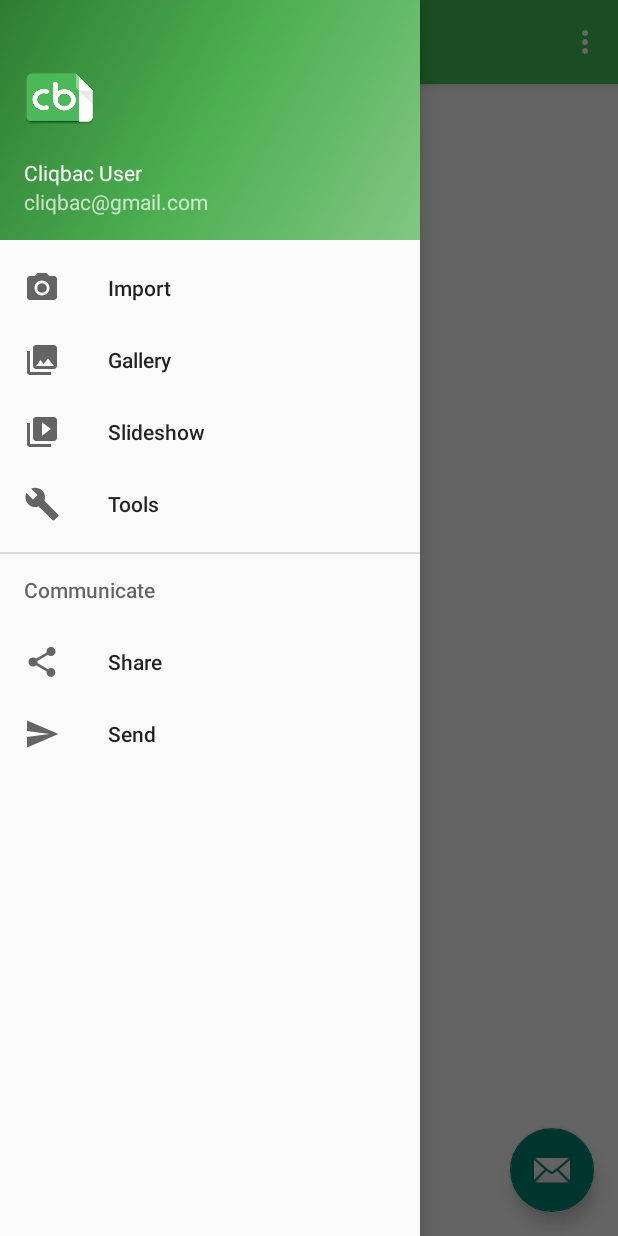
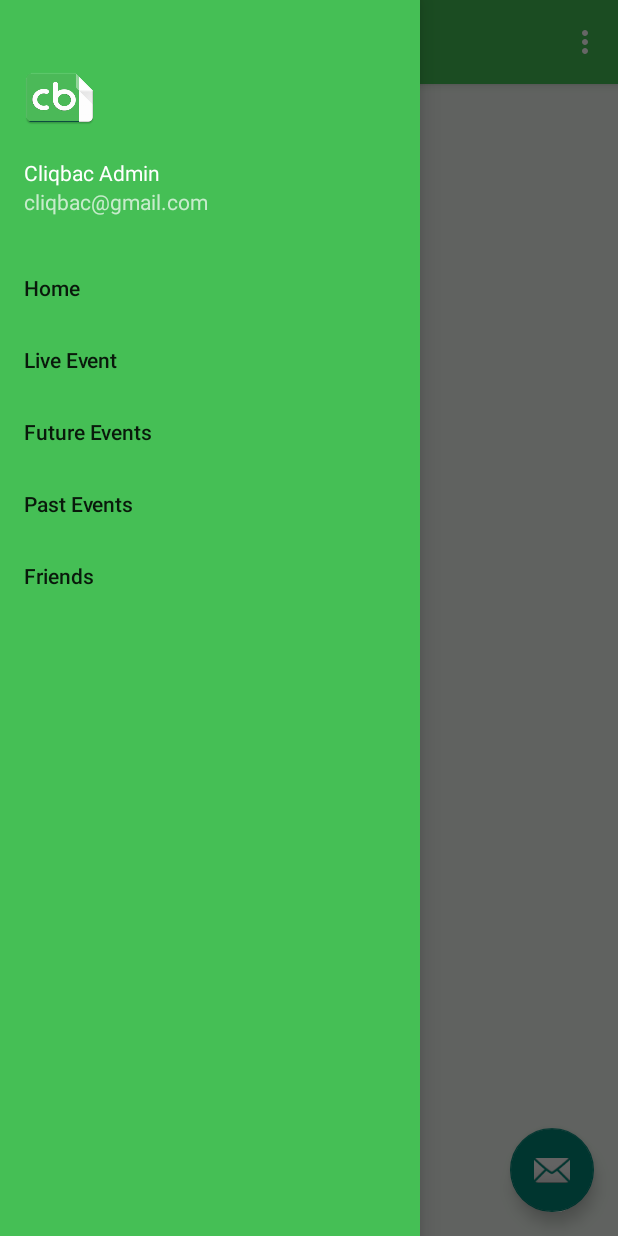
Before and after one commit to ChetMokh/Cliqbac, an Android app: the NavigationActivity screen opened directly, with no data from a screen before it, with the side drawer open, on a phone screen of 412 x 824 dp. Run offline under Robolectric (Android 15) with nearby library versions, the phone set to English and light mode, and no system bars.

Commit message:
navbar added FOR REAL

```diff
--- a/app/src/main/java/co/thepartyon/cliqbac/MainActivity.java
+++ b/app/src/main/java/co/thepartyon/cliqbac/MainActivity.java
@@ -2,13 +2,11 @@ package co.thepartyon.cliqbac;
 
 import android.content.Intent;
 import android.os.Bundle;
-import android.support.design.widget.FloatingActionButton;
-import android.support.design.widget.Snackbar;
 import android.support.v7.app.AppCompatActivity;
 import android.support.v7.widget.Toolbar;
-import android.view.View;
 import android.view.Menu;
 import android.view.MenuItem;
+import android.view.View;
 import android.widget.Button;
 import android.widget.ImageButton;
 
@@ -61,6 +59,8 @@ public class MainActivity extends AppCompatActivity implements View.OnClickListe
 
         //noinspection SimplifiableIfStatement
         if (id == R.id.action_settings) {
+            Intent i = new Intent(this, NavigationActivity.class);
+            startActivity(i);
             return true;
         }
 
--- a/app/src/main/java/co/thepartyon/cliqbac/NavigationActivity.java
+++ b/app/src/main/java/co/thepartyon/cliqbac/NavigationActivity.java
@@ -1,9 +1,6 @@
 package co.thepartyon.cliqbac;
 
 import android.os.Bundle;
-import android.support.design.widget.FloatingActionButton;
-import android.support.design.widget.Snackbar;
-import android.view.View;
 import android.support.design.widget.NavigationView;
 import android.support.v4.view.GravityCompat;
 import android.support.v4.widget.DrawerLayout;
@@ -23,14 +20,14 @@ public class NavigationActivity extends AppCompatActivity
         Toolbar toolbar = (Toolbar) findViewById(R.id.toolbar);
         setSupportActionBar(toolbar);
 
-        FloatingActionButton fab = (FloatingActionButton) findViewById(R.id.fab);
+        /*FloatingActionButton fab = (FloatingActionButton) findViewById(R.id.fab);
         fab.setOnClickListener(new View.OnClickListener() {
             @Override
             public void onClick(View view) {
                 Snackbar.make(view, "Replace with your own action", Snackbar.LENGTH_LONG)
                         .setAction("Action", null).show();
             }
-        });
+        });*/
 
         DrawerLayout drawer = (DrawerLayout) findViewById(R.id.drawer_layout);
         ActionBarDrawerToggle toggle = new ActionBarDrawerToggle(
@@ -80,19 +77,19 @@ public class NavigationActivity extends AppCompatActivity
         // Handle navigation view item clicks here.
         int id = item.getItemId();
 
-        if (id == R.id.nav_camera) {
+        if (id == R.id.home) {
             // Handle the camera action
-        } else if (id == R.id.nav_gallery) {
+        } else if (id == R.id.live) {
 
-        } else if (id == R.id.nav_slideshow) {
+        } else if (id == R.id.future) {
 
-        } else if (id == R.id.nav_manage) {
+        } else if (id == R.id.past) {
 
-        } else if (id == R.id.nav_share) {
+        } /*else if (id == R.id.nav_share) {
 
         } else if (id == R.id.nav_send) {
 
-        }
+        }*/
 
         DrawerLayout drawer = (DrawerLayout) findViewById(R.id.drawer_layout);
         drawer.closeDrawer(GravityCompat.START);
--- a/app/src/main/res/drawable/side_nav_bar.xml
+++ b/app/src/main/res/drawable/side_nav_bar.xml
@@ -2,8 +2,8 @@
     android:shape="rectangle">
     <gradient
         android:angle="135"
-        android:centerColor="#4CAF50"
-        android:endColor="#2E7D32"
-        android:startColor="#81C784"
+        android:centerColor="#45BF55"
+        android:endColor="#45BF55"
+        android:startColor="#45BF55"
         android:type="linear" />
 </shape>
--- a/app/src/main/res/layout/activity_navigation.xml
+++ b/app/src/main/res/layout/activity_navigation.xml
@@ -3,6 +3,7 @@
     xmlns:app="http://schemas.android.com/apk/res-auto"
     xmlns:tools="http://schemas.android.com/tools"
     android:id="@+id/drawer_layout"
+    android:background="#F0F7F0"
     android:layout_width="match_parent"
     android:layout_height="match_parent"
     android:fitsSystemWindows="true"
@@ -11,13 +12,15 @@
     <include
         layout="@layout/app_bar_navigation"
         android:layout_width="match_parent"
-        android:layout_height="match_parent" />
+        android:layout_height="match_parent"
+        />
 
     <android.support.design.widget.NavigationView
         android:id="@+id/nav_view"
         android:layout_width="wrap_content"
         android:layout_height="match_parent"
         android:layout_gravity="start"
+        android:background="#45BF55"
         android:fitsSystemWindows="true"
         app:headerLayout="@layout/nav_header_navigation"
         app:menu="@menu/activity_navigation_drawer" />
--- a/app/src/main/res/layout/nav_header_navigation.xml
+++ b/app/src/main/res/layout/nav_header_navigation.xml
@@ -23,7 +23,7 @@
         android:layout_width="match_parent"
         android:layout_height="wrap_content"
         android:paddingTop="@dimen/nav_header_vertical_spacing"
-        android:text="Cliqbac User"
+        android:text="Cliqbac Admin"
         android:textAppearance="@style/TextAppearance.AppCompat.Body1"
         android:id="@+id/username" />
 
--- a/app/src/main/res/menu/activity_navigation_drawer.xml
+++ b/app/src/main/res/menu/activity_navigation_drawer.xml
@@ -1,26 +1,27 @@
 <?xml version="1.0" encoding="utf-8"?>
 <menu xmlns:android="http://schemas.android.com/apk/res/android">
 
+
     <group android:checkableBehavior="single">
         <item
-            android:id="@+id/nav_camera"
-            android:icon="@drawable/ic_menu_camera"
-            android:title="Import" />
+            android:id="@+id/home"
+            android:title="Home" />
         <item
-            android:id="@+id/nav_gallery"
-            android:icon="@drawable/ic_menu_gallery"
-            android:title="Gallery" />
+            android:id="@+id/live"
+            android:title="Live Event"
+            />
         <item
-            android:id="@+id/nav_slideshow"
-            android:icon="@drawable/ic_menu_slideshow"
-            android:title="Slideshow" />
+            android:id="@+id/future"
+            android:title="Future Events" />
         <item
-            android:id="@+id/nav_manage"
-            android:icon="@drawable/ic_menu_manage"
-            android:title="Tools" />
+            android:id="@+id/past"
+            android:title="Past Events" />
+        <item
+            android:id="@+id/friends"
+            android:title="Friends" />
     </group>
 
-    <item android:title="Communicate">
+    <!--<item android:title="Communicate">
         <menu>
             <item
                 android:id="@+id/nav_share"
@@ -32,5 +33,6 @@
                 android:title="Send" />
         </menu>
     </item>
+    -->
 
 </menu>
```
